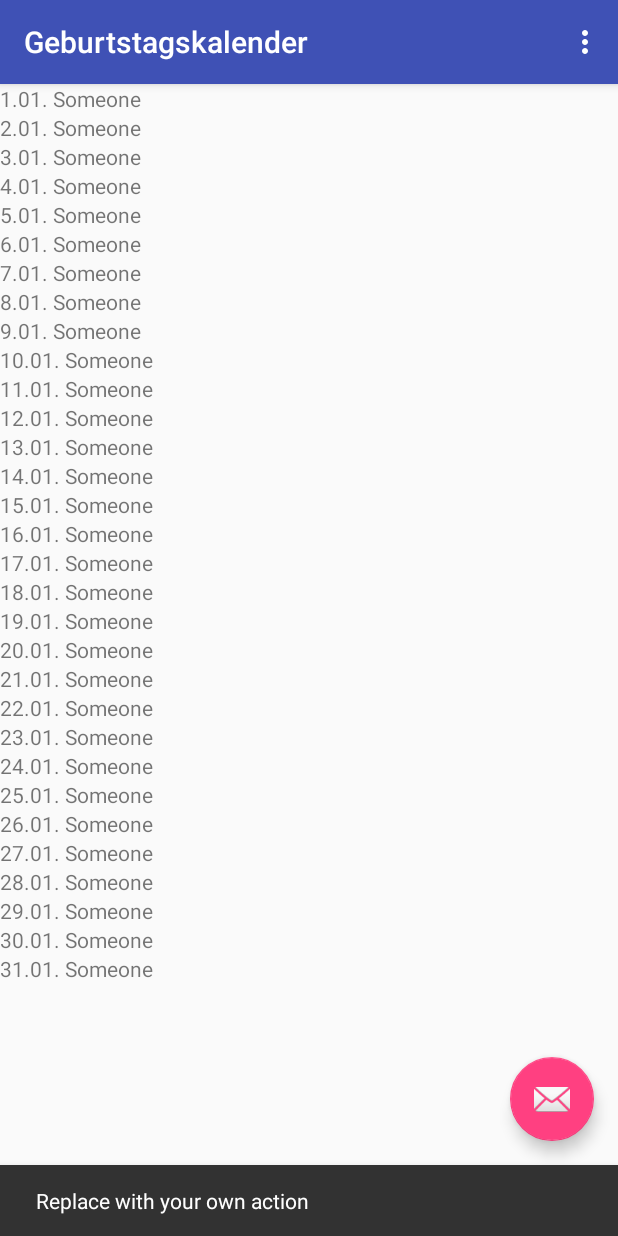
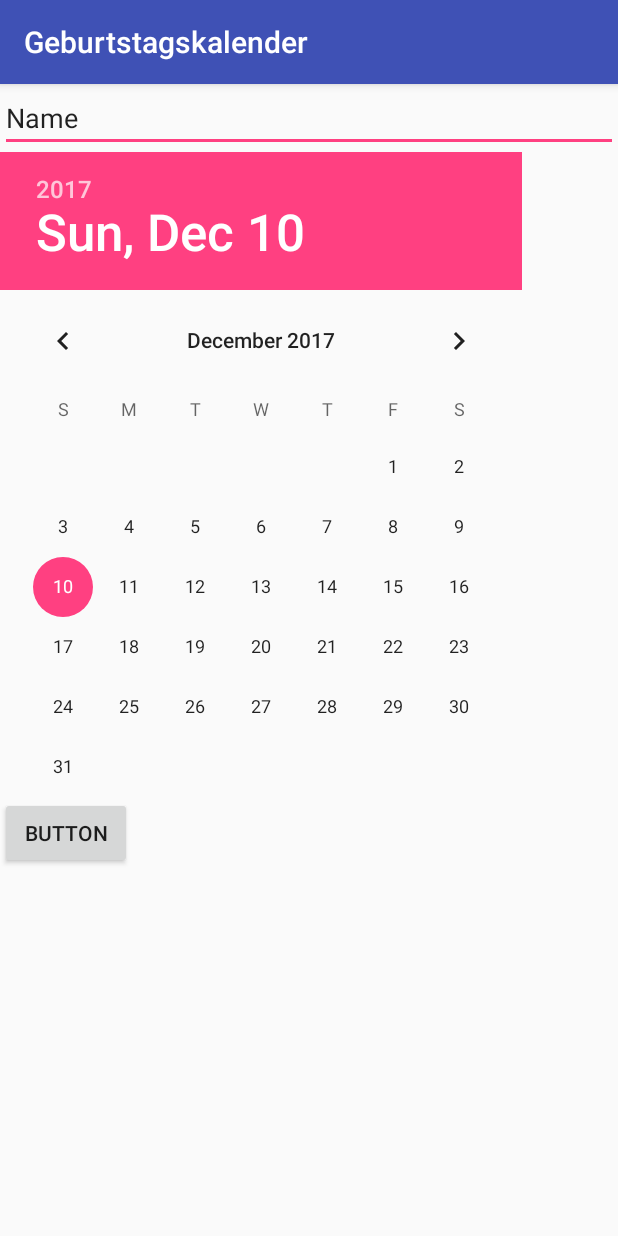
Before and after one commit to outofthecave/Geburtstagskalender, an Android app: the screen it shows after launch (TimelineActivity before the commit, AddBirthdayActivity after it), after a tap on an icon or button, on a phone screen of 412 x 824 dp. Run offline under Robolectric (Android 15) with nearby library versions, the phone set to English and light mode, and no system bars; our stand-ins replace Room's generated code.

Commit message:
implement adding a birthday (still has a race condition)

```diff
--- a/app/build.gradle
+++ b/app/build.gradle
@@ -23,6 +23,8 @@ dependencies {
     implementation 'com.android.support:appcompat-v7:26.1.0'
     implementation 'com.android.support.constraint:constraint-layout:1.0.2'
     implementation 'com.android.support:design:26.1.0'
+    implementation "android.arch.persistence.room:runtime:1.0.0"
+    annotationProcessor "android.arch.persistence.room:compiler:1.0.0"
     testImplementation 'junit:junit:4.12'
     androidTestImplementation 'com.android.support.test:runner:1.0.1'
     androidTestImplementation 'com.android.support.test.espresso:espresso-core:3.0.1'
--- a/app/src/main/AndroidManifest.xml
+++ b/app/src/main/AndroidManifest.xml
@@ -19,6 +19,7 @@
                 <category android:name="android.intent.category.LAUNCHER" />
             </intent-filter>
         </activity>
+        <activity android:name=".AddBirthdayActivity"></activity>
     </application>
 
 </manifest>
--- /dev/null
+++ b/app/src/main/java/com/example/outofthecave/geburtstagskalender/AddBirthdayActivity.java
@@ -0,0 +1,39 @@
+package com.example.outofthecave.geburtstagskalender;
+
+import android.content.Intent;
+import android.os.Bundle;
+import android.support.v7.app.AppCompatActivity;
+import android.view.View;
+import android.widget.DatePicker;
+import android.widget.EditText;
+
+import com.example.outofthecave.geburtstagskalender.model.Birthday;
+
+public class AddBirthdayActivity extends AppCompatActivity {
+
+    @Override
+    protected void onCreate(Bundle savedInstanceState) {
+        super.onCreate(savedInstanceState);
+        setContentView(R.layout.activity_add_birthday);
+    }
+
+    public void onAddBirthdayButtonClick(View view) {
+        Intent intent = new Intent(this, TimelineActivity.class);
+
+        Birthday birthday = new Birthday();
+
+        EditText nameTextField = (EditText) findViewById(R.id.nameTextField);
+        birthday.name = nameTextField.getText().toString();
+
+        DatePicker datePicker = (DatePicker) findViewById(R.id.datePicker);
+        birthday.day = datePicker.getDayOfMonth();
+        // Returned months are zero-based.
+        birthday.month = datePicker.getMonth() + 1;
+
+        // TODO year
+
+        intent.putExtra(TimelineActivity.EXTRA_BIRTHDAY_TO_ADD, birthday);
+
+        startActivity(intent);
+    }
+}
--- a/app/src/main/java/com/example/outofthecave/geburtstagskalender/TimelineActivity.java
+++ b/app/src/main/java/com/example/outofthecave/geburtstagskalender/TimelineActivity.java
@@ -1,8 +1,8 @@
 package com.example.outofthecave.geburtstagskalender;
 
+import android.content.Intent;
 import android.os.Bundle;
 import android.support.design.widget.FloatingActionButton;
-import android.support.design.widget.Snackbar;
 import android.support.v7.app.AppCompatActivity;
 import android.support.v7.widget.Toolbar;
 import android.view.Menu;
@@ -11,31 +11,55 @@ import android.view.View;
 import android.widget.LinearLayout;
 import android.widget.TextView;
 
-public class TimelineActivity extends AppCompatActivity {
+import com.example.outofthecave.geburtstagskalender.model.Birthday;
+import com.example.outofthecave.geburtstagskalender.room.AppDatabase;
+import com.example.outofthecave.geburtstagskalender.room.AsyncAddBirthdayTask;
+import com.example.outofthecave.geburtstagskalender.room.AsyncGetAllBirthdaysTask;
+
+import java.util.List;
+import java.util.Locale;
+
+public class TimelineActivity extends AppCompatActivity implements AsyncGetAllBirthdaysTask.Callbacks {
+    public static final String EXTRA_BIRTHDAY_TO_ADD = "com.example.outofthecave.geburtstagskalender.BIRTHDAY_TO_ADD";
 
     @Override
     protected void onCreate(Bundle savedInstanceState) {
         super.onCreate(savedInstanceState);
+        AppDatabase database = AppDatabase.getInstance(this);
+
         setContentView(R.layout.activity_timeline);
 
         Toolbar toolbar = (Toolbar) findViewById(R.id.toolbar);
         setSupportActionBar(toolbar);
 
-        LinearLayout birthdayList = (LinearLayout) findViewById(R.id.birthday_list);
-        for (int i = 1; i < 32; ++i) {
-            TextView birthdayLine1 = new TextView(this);
-            birthdayLine1.setText(String.format("%d.01. Someone", i));
-            birthdayList.addView(birthdayLine1);
+        Intent intent = getIntent();
+        Birthday birthdayToAdd = intent.getParcelableExtra(EXTRA_BIRTHDAY_TO_ADD);
+        if (birthdayToAdd != null) {
+            new AsyncAddBirthdayTask(database).execute(birthdayToAdd);
         }
 
+        // TODO Resolve race condition between adding the birthday to the DB and getting all birthdays from the DB to show them.
+        new AsyncGetAllBirthdaysTask(database, this).execute();
+
         FloatingActionButton fab = (FloatingActionButton) findViewById(R.id.fab);
+        final TimelineActivity self = this;
         fab.setOnClickListener(new View.OnClickListener() {
             @Override
             public void onClick(View view) {
-                Snackbar.make(view, "Replace with your own action", Snackbar.LENGTH_LONG)
-                        .setAction("Action", null).show();
+                Intent intent = new Intent(self, AddBirthdayActivity.class);
+                startActivity(intent);
             }
         });
+    }
+
+    @Override
+    public void onBirthdayListLoaded(List<Birthday> birthdays) {
+        LinearLayout birthdayList = (LinearLayout) findViewById(R.id.birthdayList);
+        for (Birthday birthday : birthdays) {
+            TextView birthdayLine = new TextView(this);
+            birthdayLine.setText(String.format(Locale.ROOT, "%d.%d. %s", birthday.day, birthday.month, birthday.name));
+            birthdayList.addView(birthdayLine);
+        }
     }
 
     @Override
--- /dev/null
+++ b/app/src/main/java/com/example/outofthecave/geburtstagskalender/room/AppDatabase.java
@@ -0,0 +1,23 @@
+package com.example.outofthecave.geburtstagskalender.room;
+
+import android.arch.persistence.room.Database;
+import android.arch.persistence.room.Room;
+import android.arch.persistence.room.RoomDatabase;
+import android.content.Context;
+
+import com.example.outofthecave.geburtstagskalender.model.Birthday;
+
+@Database(entities = {Birthday.class}, version = 1)
+public abstract class AppDatabase extends RoomDatabase {
+    private static AppDatabase INSTANCE;
+
+    public static AppDatabase getInstance(Context context) {
+        if (INSTANCE == null) {
+            INSTANCE = Room.databaseBuilder(context.getApplicationContext(), AppDatabase.class,
+                    "geburtstagskalender-database").build();
+        }
+        return INSTANCE;
+    }
+
+    public abstract BirthdayDao birthdayDao();
+}
--- /dev/null
+++ b/app/src/main/java/com/example/outofthecave/geburtstagskalender/room/AsyncGetAllBirthdaysTask.java
@@ -0,0 +1,31 @@
+package com.example.outofthecave.geburtstagskalender.room;
+
+import android.os.AsyncTask;
+
+import com.example.outofthecave.geburtstagskalender.model.Birthday;
+
+import java.util.List;
+
+public final class AsyncGetAllBirthdaysTask extends AsyncTask<Void, Void, List<Birthday>> {
+    private final AppDatabase database;
+    private final Callbacks callbacks;
+
+    public AsyncGetAllBirthdaysTask(AppDatabase database, Callbacks callbacks) {
+        this.database = database;
+        this.callbacks = callbacks;
+    }
+
+    @Override
+    protected List<Birthday> doInBackground(Void... voids) {
+        return database.birthdayDao().getAll();
+    }
+
+    @Override
+    protected void onPostExecute(List<Birthday> birthdays) {
+        callbacks.onBirthdayListLoaded(birthdays);
+    }
+
+    public interface Callbacks {
+        void onBirthdayListLoaded(List<Birthday> birthdays);
+    }
+}
--- /dev/null
+++ b/app/src/main/java/com/example/outofthecave/geburtstagskalender/room/BirthdayDao.java
@@ -0,0 +1,22 @@
+package com.example.outofthecave.geburtstagskalender.room;
+
+import android.arch.persistence.room.Dao;
+import android.arch.persistence.room.Delete;
+import android.arch.persistence.room.Insert;
+import android.arch.persistence.room.Query;
+
+import com.example.outofthecave.geburtstagskalender.model.Birthday;
+
+import java.util.List;
+
+@Dao
+public interface BirthdayDao {
+    @Query("SELECT * FROM Birthday")
+    List<Birthday> getAll();
+
+    @Insert
+    void add(Birthday birthday);
+
+    @Delete
+    void remove(Birthday birthday);
+}
--- /dev/null
+++ b/app/src/main/res/layout/activity_add_birthday.xml
@@ -0,0 +1,45 @@
+<?xml version="1.0" encoding="utf-8"?>
+<android.support.constraint.ConstraintLayout xmlns:android="http://schemas.android.com/apk/res/android"
+    xmlns:app="http://schemas.android.com/apk/res-auto"
+    xmlns:tools="http://schemas.android.com/tools"
+    android:layout_width="match_parent"
+    android:layout_height="match_parent"
+    tools:context="com.example.outofthecave.geburtstagskalender.AddBirthdayActivity">
+
+    <ScrollView
+        android:layout_width="match_parent"
+        android:layout_height="match_parent">
+
+        <LinearLayout
+            android:layout_width="match_parent"
+            android:layout_height="wrap_content"
+            android:orientation="vertical">
+
+            <EditText
+                android:id="@+id/nameTextField"
+                android:layout_width="match_parent"
+                android:layout_height="wrap_content"
+                android:ems="10"
+                android:inputType="textPersonName"
+                android:text="Name" />
+
+            <DatePicker
+                android:id="@+id/datePicker"
+                android:layout_width="wrap_content"
+                android:layout_height="wrap_content"
+                tools:layout_editor_absoluteX="0dp"
+                tools:layout_editor_absoluteY="46dp" />
+
+            <Button
+                android:id="@+id/addBirthdayButton"
+                android:layout_width="wrap_content"
+                android:layout_height="wrap_content"
+                android:onClick="onAddBirthdayButtonClick"
+                android:text="Button"
+                tools:layout_editor_absoluteX="280dp"
+                tools:layout_editor_absoluteY="447dp" />
+        </LinearLayout>
+
+    </ScrollView>
+
+</android.support.constraint.ConstraintLayout>
--- a/app/src/main/res/layout/content_timeline.xml
+++ b/app/src/main/res/layout/content_timeline.xml
@@ -15,7 +15,7 @@
         tools:layout_editor_absoluteY="8dp">
 
         <LinearLayout
-            android:id="@+id/birthday_list"
+            android:id="@+id/birthdayList"
             android:layout_width="match_parent"
             android:layout_height="wrap_content"
             android:orientation="vertical" >
```
Also changed, not shown: app/src/main/java/com/example/outofthecave/geburtstagskalender/model/Birthday.java (added, +54 -0 lines), app/src/main/java/com/example/outofthecave/geburtstagskalender/room/AsyncAddBirthdayTask.java (added, +22 -0 lines), 1 other file.
